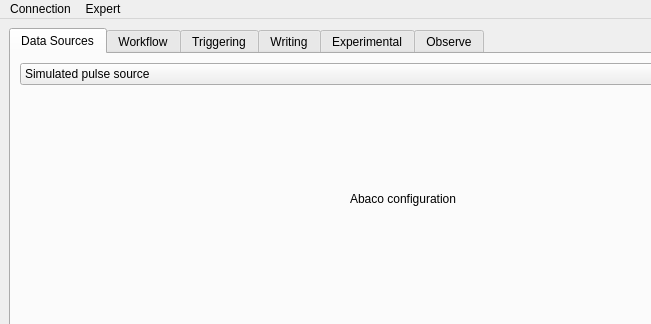
This is dc.ui in usnistgov/dastardcommander as Qt 5 draws it before an edit; both pictures show x 0 to 651 and y 0 to 324 of the 925 by 712 pixel window. The edited form follows.
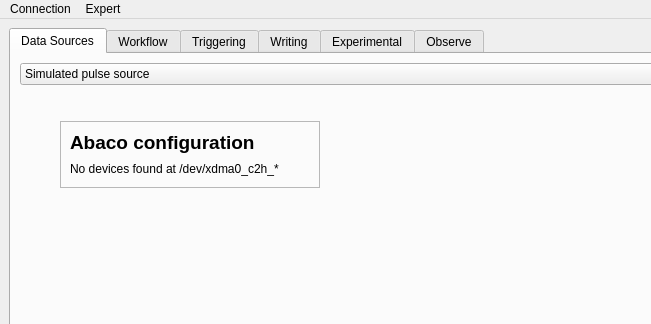
This is the edited form. The open tabs and pages were chosen to show the change. Icons and pictures are not drawn.

Commit message: Add an Abaco config frame

Patch:
```diff
--- a/dc.ui
+++ b/dc.ui
@@ -589,18 +589,48 @@
            </widget>
           </widget>
           <widget class="QWidget" name="abacoPage">
-           <widget class="QLabel" name="label_21">
+           <widget class="QFrame" name="abacoFrame">
             <property name="geometry">
              <rect>
-              <x>330</x>
-              <y>100</y>
-              <width>201</width>
-              <height>16</height>
+              <x>40</x>
+              <y>30</y>
+              <width>260</width>
+              <height>67</height>
              </rect>
             </property>
-            <property name="text">
-             <string>Abaco configuration</string>
+            <property name="frameShape">
+             <enum>QFrame::StyledPanel</enum>
             </property>
+            <property name="frameShadow">
+             <enum>QFrame::Raised</enum>
+            </property>
+            <layout class="QVBoxLayout" name="verticalLayout_4">
+             <item>
+              <widget class="QLabel" name="label_21">
+               <property name="font">
+                <font>
+                 <family>Helvetica</family>
+                 <pointsize>14</pointsize>
+                 <weight>75</weight>
+                 <bold>true</bold>
+                </font>
+               </property>
+               <property name="text">
+                <string>Abaco configuration</string>
+               </property>
+               <property name="textFormat">
+                <enum>Qt::AutoText</enum>
+               </property>
+              </widget>
+             </item>
+             <item>
+              <widget class="QLabel" name="label_23">
+               <property name="text">
+                <string>No devices found at /dev/xdma0_c2h_*</string>
+               </property>
+              </widget>
+             </item>
+            </layout>
            </widget>
           </widget>
          </widget>
```
Left out of the diff: 4 changed lines with no effect on the pictures.
